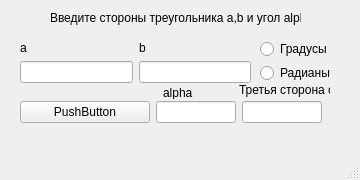
First picture: the form in Les1/les1_task2/les1_task2/mainwindow.ui, repository superpavelka/Qt, before the edit.
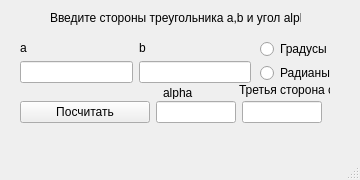
Second picture: the form after the edit.

Patch:
```diff
--- a/Les1/les1_task2/les1_task2/mainwindow.ui
+++ b/Les1/les1_task2/les1_task2/mainwindow.ui
@@ -147,7 +147,7 @@
      <item>
       <widget class="QPushButton" name="pushButton">
        <property name="text">
-        <string>PushButton</string>
+        <string>Посчитать</string>
        </property>
       </widget>
      </item>
```
Left out of the diff: 4 changed lines with no effect on the pictures.
